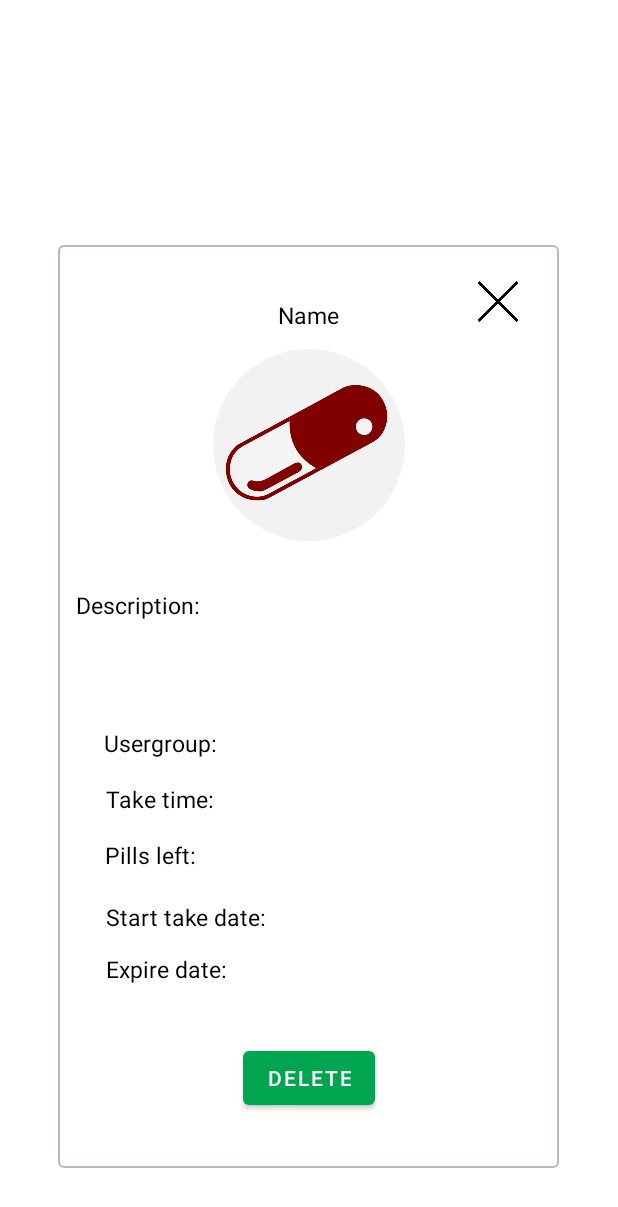
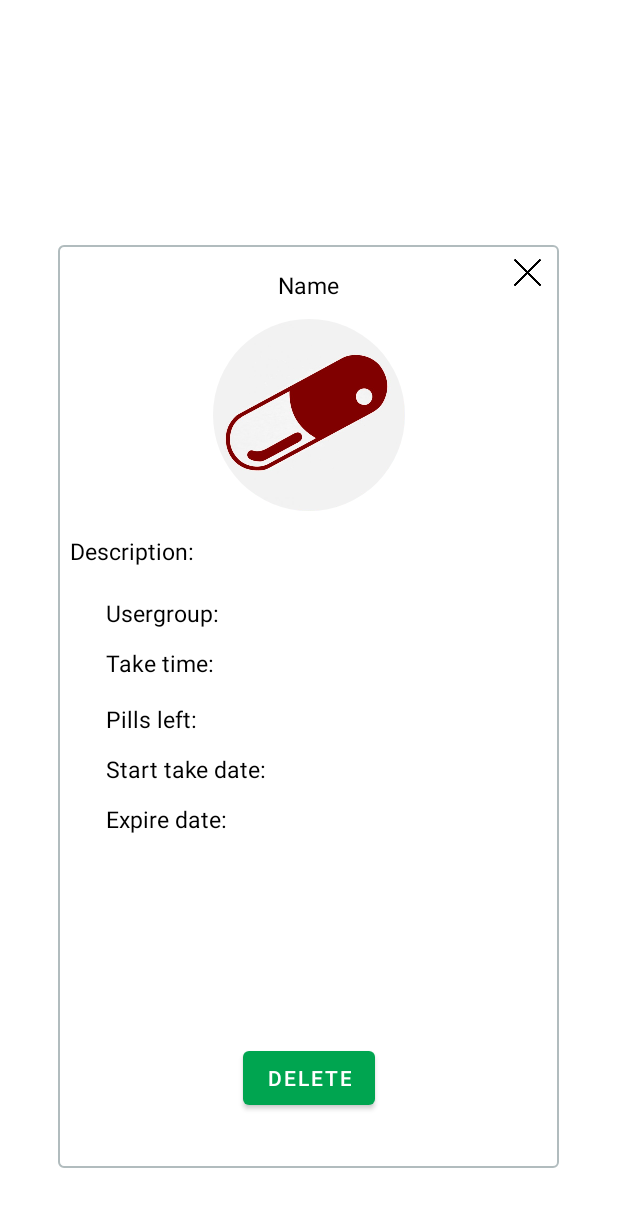
Before and after one commit to drdolgosheev/organizer-client, an Android app: the layout activity_drug_info_card.xml on its own in the app's theme, with its tools: preview values and no code run, on a phone screen of 412 x 824 dp. Shown: the top 1207 px of the screen. Run offline under Robolectric (Android 15) with nearby library versions, the light colour scheme and no system bars.

Commit message:
remove drug added

```diff
--- a/app/src/main/java/com/hse/organazer_client/activities/adapters/RecycleViewAdapter.java
+++ b/app/src/main/java/com/hse/organazer_client/activities/adapters/RecycleViewAdapter.java
@@ -106,7 +106,10 @@ public class RecycleViewAdapter extends RecyclerView.Adapter<RecycleViewAdapter.
         for (int i = 0; i < mPillsPerDay.get(position); i++) {
             Date takeTimeDate = new Date();
             int step = hoursInADay/mPillsPerDay.get(position);
+            takeTimeDate.setHours(0);
             takeTimeDate.setHours(8+step*(i+1));
+            takeTimeDate.setMinutes(0);
+            takeTimeDate.setSeconds(0);
             Log.e(TAG, df2.format(takeTimeDate));
             takePillsTimeList.add(takeTimeDate);
         }
--- a/app/src/main/res/layout/activity_drug_info_card.xml
+++ b/app/src/main/res/layout/activity_drug_info_card.xml
@@ -25,7 +25,6 @@ tools:context=".activities.DrugInfoCard">
             android:layout_marginTop="12dp"
             android:src="@drawable/drug"
             app:layout_constraintEnd_toEndOf="parent"
-            app:layout_constraintHorizontal_bias="0.502"
             app:layout_constraintStart_toStartOf="parent"
             app:layout_constraintTop_toBottomOf="@+id/drug_info_name_textView" />
 
@@ -33,7 +32,7 @@ tools:context=".activities.DrugInfoCard">
             android:id="@+id/drug_info_name_textView"
             android:layout_width="wrap_content"
             android:layout_height="wrap_content"
-            android:layout_marginTop="36dp"
+            android:layout_marginTop="16dp"
             android:text="Name"
             android:textColor="#000"
             android:textSize="15sp"
@@ -45,14 +44,14 @@ tools:context=".activities.DrugInfoCard">
             android:id="@+id/drug_info_user_group_text_view"
             android:layout_width="wrap_content"
             android:layout_height="wrap_content"
-            android:layout_marginTop="124dp"
+            android:layout_marginStart="32dp"
+            android:layout_marginLeft="32dp"
+            android:layout_marginTop="20dp"
             android:text="Usergroup: "
             android:textColor="#000"
             android:textSize="15sp"
-            app:layout_constraintEnd_toEndOf="parent"
-            app:layout_constraintHorizontal_bias="0.12"
             app:layout_constraintStart_toStartOf="parent"
-            app:layout_constraintTop_toBottomOf="@+id/drug_image" />
+            app:layout_constraintTop_toBottomOf="@+id/drug_info_descr" />
 
         <TextView
             android:id="@+id/drug_info_user_take_time_text_view"
@@ -60,7 +59,7 @@ tools:context=".activities.DrugInfoCard">
             android:layout_height="wrap_content"
             android:layout_marginStart="32dp"
             android:layout_marginLeft="32dp"
-            android:layout_marginTop="16dp"
+            android:layout_marginTop="12dp"
             android:text="Take time: "
             android:textColor="#000"
             android:textSize="15sp"
@@ -71,12 +70,12 @@ tools:context=".activities.DrugInfoCard">
             android:id="@+id/drug_info_user_pills_num_text_view"
             android:layout_width="wrap_content"
             android:layout_height="wrap_content"
+            android:layout_marginStart="32dp"
+            android:layout_marginLeft="32dp"
             android:layout_marginTop="16dp"
             android:text="Pills left: "
             android:textColor="#000"
             android:textSize="15sp"
-            app:layout_constraintEnd_toEndOf="parent"
-            app:layout_constraintHorizontal_bias="0.116"
             app:layout_constraintStart_toStartOf="parent"
             app:layout_constraintTop_toBottomOf="@+id/drug_info_user_take_time_text_view" />
 
@@ -86,12 +85,12 @@ tools:context=".activities.DrugInfoCard">
             android:layout_height="wrap_content"
             android:layout_marginStart="32dp"
             android:layout_marginLeft="32dp"
-            android:layout_marginTop="472dp"
+            android:layout_marginTop="12dp"
             android:text="Expire date: "
             android:textColor="#000"
             android:textSize="15sp"
             app:layout_constraintStart_toStartOf="parent"
-            app:layout_constraintTop_toTopOf="parent" />
+            app:layout_constraintTop_toBottomOf="@+id/drug_info_start_take_date" />
 
         <Button
             android:id="@+id/drug_info_delete_button"
@@ -101,15 +100,17 @@ tools:context=".activities.DrugInfoCard">
             android:text="DELETE"
             app:layout_constraintBottom_toBottomOf="parent"
             app:layout_constraintEnd_toEndOf="parent"
-            app:layout_constraintStart_toStartOf="parent" />
+            app:layout_constraintStart_toStartOf="parent"
+            app:layout_constraintTop_toBottomOf="@+id/drug_info_user_exp_date_text_view"
+            app:layout_constraintVertical_bias="1.0" />
 
         <ImageView
             android:id="@+id/close_button"
-            android:layout_width="49dp"
-            android:layout_height="41dp"
-            android:layout_marginTop="16dp"
+            android:layout_width="31dp"
+            android:layout_height="27dp"
+            android:layout_marginTop="4dp"
             app:layout_constraintEnd_toEndOf="parent"
-            app:layout_constraintHorizontal_bias="0.943"
+            app:layout_constraintHorizontal_bias="0.983"
             app:layout_constraintStart_toStartOf="parent"
             app:layout_constraintTop_toTopOf="parent"
             app:srcCompat="@drawable/black_cross" />
@@ -118,9 +119,9 @@ tools:context=".activities.DrugInfoCard">
             android:id="@+id/drug_info_descr"
             android:layout_width="wrap_content"
             android:layout_height="wrap_content"
-            android:layout_marginStart="12dp"
-            android:layout_marginLeft="12dp"
-            android:layout_marginTop="32dp"
+            android:layout_marginStart="8dp"
+            android:layout_marginLeft="8dp"
+            android:layout_marginTop="16dp"
             android:text="Description: "
             android:textColor="#000"
             android:textSize="15sp"
@@ -133,7 +134,7 @@ tools:context=".activities.DrugInfoCard">
             android:layout_height="wrap_content"
             android:layout_marginStart="32dp"
             android:layout_marginLeft="32dp"
-            android:layout_marginTop="20dp"
+            android:layout_marginTop="12dp"
             android:text="Start take date: "
             android:textColor="#000"
             android:textSize="15sp"
```
Also changed, not shown: app/src/main/java/com/hse/organazer_client/activities/DrugInfoCard.java (+96 -8 lines), app/src/main/java/com/hse/organazer_client/entities/dto/DeleteFromMedKitDto.java (added, +29 -0 lines).
